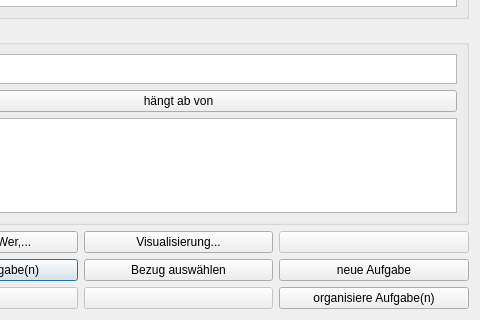
Old version of the form src/ui/task_organizer.ui in the repository amogorkon/watnu; both pictures show x 123 to 603 and y 280 to 600 of the 603 by 600 pixel window.
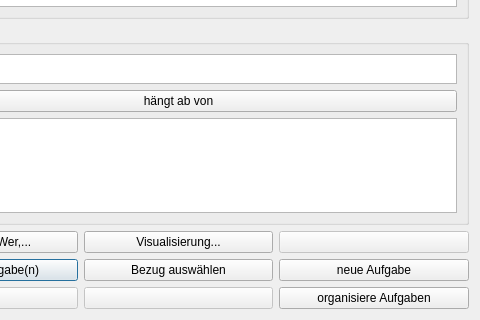
New version of the form. Icons and pictures are not drawn.

The edit to the form file:
```diff
--- a/src/ui/task_organizer.ui
+++ b/src/ui/task_organizer.ui
@@ -779,7 +779,7 @@
         </sizepolicy>
        </property>
        <property name="text">
-        <string>organisiere Aufgabe(n)</string>
+        <string>organisiere Aufgaben</string>
        </property>
        <property name="shortcut">
         <string>3</string>
```
